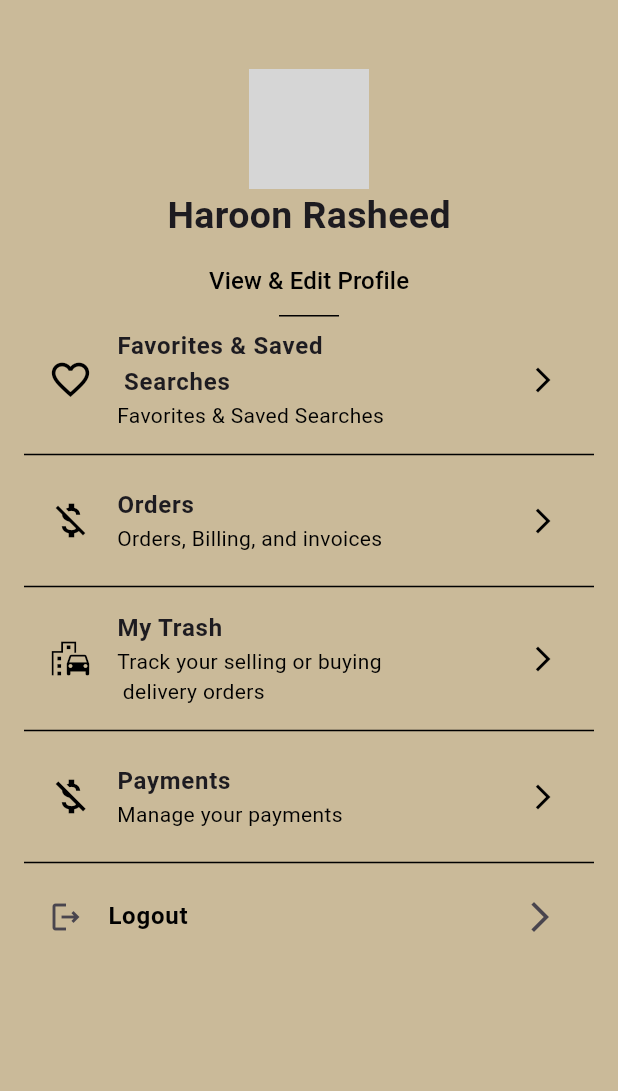
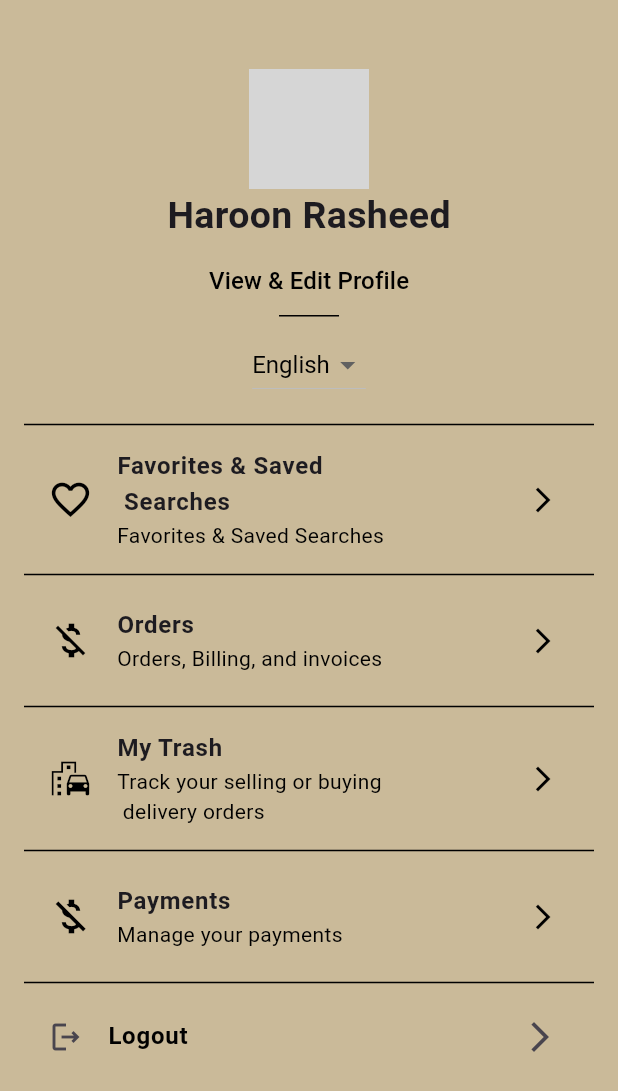
Before and after one commit to kirankiran12/Lusail-Number-Plates, a Flutter app: the MyAccount screen opened directly, on a phone screen of 412 x 824 dp. Shown: the top 1091 px of the screen. Run offline on Flutter 3.47's test engine with Material 3 defaults, Android fonts, the phone set to English and light mode, and no system bars; our stand-ins replace get, image_picker, pin_code_text_field, shared_preferences; accounts and stored records are empty; network calls fail; grey boxes are pictures that could not be loaded.

Commit message:
translate

```diff
--- a/lib/Home/detail_description.dart
+++ b/lib/Home/detail_description.dart
@@ -161,7 +161,7 @@ class _DetailDescriptionState extends State<DetailDescription> {
                     Navigator.push(
                         context,
                         MaterialPageRoute(
-                          builder: (context) => FaqScreen(),
+                          builder: (context) => RealChat(),
                         ));
                   },
                   style: TextButton.styleFrom(
--- a/lib/Home/home.dart
+++ b/lib/Home/home.dart
@@ -1,4 +1,5 @@
 import 'package:flutter/material.dart';
+import 'package:get/get_utils/get_utils.dart';
 import 'package:vehicle_project/Home/Notifications.dart';
 import 'package:vehicle_project/Home/image_withcard.dart';
 import 'package:vehicle_project/Home/popular.dart';
@@ -6,6 +7,7 @@ import 'package:vehicle_project/Home/real_chat.dart';
 import 'package:vehicle_project/profileScreen/account_screen.dart';
 import 'package:vehicle_project/Home/chat_screen.dart';
 import 'package:vehicle_project/Home/listing.dart';
+import 'package:vehicle_project/translate.dart';
 
 class HomePageScreen extends StatefulWidget {
   const HomePageScreen({super.key});
@@ -17,6 +19,7 @@ class HomePageScreen extends StatefulWidget {
 class _HomePageScreenState extends State<HomePageScreen> {
   final int _currentIndex = 0;
   final bool _showMore = false;
+  bool _isCardVisible = false;
 
   // Sample data for search functionality
   final List<String> searchData = [
@@ -77,7 +80,7 @@ class _HomePageScreenState extends State<HomePageScreen> {
                   onChanged: _search,
                   decoration: InputDecoration(
                     prefixIcon: const Icon(Icons.search),
-                    hintText: 'Search',
+                    hintText: 'Search'.tr,
                     border: OutlineInputBorder(
                       borderRadius: BorderRadius.circular(8.0),
                     ),
--- a/lib/main.dart
+++ b/lib/main.dart
@@ -1,8 +1,10 @@
 import 'package:flutter/material.dart';
+import 'package:get/get_navigation/src/root/get_material_app.dart';
 import 'package:vehicle_project/Auth/register.dart';
 import 'package:vehicle_project/Home/home.dart';
 import 'package:vehicle_project/Home/plans.dart';
 import 'package:vehicle_project/Home/real_chat.dart';
+import 'package:vehicle_project/translate.dart';
 
 void main() {
   runApp(const MyApp());
@@ -13,7 +15,10 @@ class MyApp extends StatelessWidget {
 
   @override
   Widget build(BuildContext context) {
-    return MaterialApp(
+    return GetMaterialApp(
+        translations: AppTranslations(),
+        locale: Locale('en', 'US'), // Default locale
+        fallbackLocale: Locale('en', 'US'),
         title: 'Flutter Demo',
         debugShowCheckedModeBanner: false,
         theme: ThemeData(
--- a/lib/profileScreen/account_screen.dart
+++ b/lib/profileScreen/account_screen.dart
@@ -1,5 +1,5 @@
 import 'package:flutter/material.dart';
-
+import 'package:shared_preferences/shared_preferences.dart';
 import 'package:vehicle_project/dashboard.dart/profile.dart';
 import 'package:vehicle_project/profileScreen/favorites.dart';
 import 'package:vehicle_project/Auth/loginscreen.dart';
@@ -7,8 +7,35 @@ import 'package:vehicle_project/profileScreen/orderscreen.dart';
 import 'package:vehicle_project/profileScreen/payments.dart';
 import 'package:vehicle_project/profileScreen/trash.dart';
 
-class MyAccount extends StatelessWidget {
+class MyAccount extends StatefulWidget {
   const MyAccount({super.key});
+
+  @override
+  _MyAccountState createState() => _MyAccountState();
+}
+
+class _MyAccountState extends State<MyAccount> {
+  String _selectedLanguage = 'English'; // Default selected language
+
+  @override
+  void initState() {
+    super.initState();
+    _loadLanguage();
+  }
+
+  // Load the language preference from shared preferences
+  _loadLanguage() async {
+    SharedPreferences prefs = await SharedPreferences.getInstance();
+    setState(() {
+      _selectedLanguage = prefs.getString('language') ?? 'English';
+    });
+  }
+
+  // Save the language preference in shared preferences
+  _saveLanguage(String language) async {
+    SharedPreferences prefs = await SharedPreferences.getInstance();
+    prefs.setString('language', language);
+  }
 
   @override
   Widget build(BuildContext context) {
@@ -73,6 +100,35 @@ class MyAccount extends StatelessWidget {
                       const SizedBox(
                         height: 0,
                       ),
+                      // Dropdown for selecting language (Urdu or Arabic)
+                      Padding(
+                        padding: const EdgeInsets.symmetric(vertical: 8.0),
+                        child: DropdownButton<String>(
+                          value: _selectedLanguage,
+                          icon: const Icon(Icons.arrow_drop_down),
+                          iconSize: 24,
+                          elevation: 16,
+                          style: const TextStyle(
+                            color: Colors.black,
+                            fontSize: 16,
+                          ),
+                          onChanged: (String? newValue) {
+                            setState(() {
+                              _selectedLanguage = newValue!;
+                            });
+                            _saveLanguage(
+                                newValue!); // Save the selected language
+                          },
+                          items: <String>['English', 'Arabic']
+                              .map<DropdownMenuItem<String>>((String value) {
+                            return DropdownMenuItem<String>(
+                              value: value,
+                              child: Text(value),
+                            );
+                          }).toList(),
+                        ),
+                      ),
+                      const Divider(thickness: 1, color: Colors.black),
                       // Replaced onLongPress with onTap
                       InkWell(
                         onTap: () {
@@ -233,7 +289,6 @@ class MyAccount extends StatelessWidget {
         color: Colors.black,
         size: 20,
       ),
-      // Removed onTap here, it's handled by InkWell
     );
   }
 }
--- /dev/null
+++ b/lib/translate.dart
@@ -0,0 +1,187 @@
+import 'package:get/get.dart';
+
+class AppTranslations extends Translations {
+  @override
+  Map<String, Map<String, String>> get keys => {
+        'en_US': {
+          'Search': 'Search',
+          'The world in brief': 'The world in brief',
+          'Top stories': 'Top stories',
+          'Finance & economics': 'Finance & economics',
+          'What happened to the artificial-intelligence revolution?':
+              'What happened to the artificial-intelligence revolution?',
+          'So far the technology has had almost no economic impact':
+              'So far the technology has had almost no economic impact',
+          '7 min read': '7 min read',
+          'Leaders': 'Leaders',
+          "Big tech's capex splurge may be irrationally exuberant":
+              "Big tech's capex splurge may be irrationally exuberant",
+          '4 min read': '4 min read',
+          'Translate to English': 'Translate to English',
+          'Translate to Urdu': 'Translate to Urdu',
+          'Translate to Hindi': 'Translate to Hindi',
+          'date': 'June 29th 2024',
+          'play_audio': 'Play audio',
+          'build_queue': 'Build queue',
+          'download_edition': 'Download edition',
+          'world_this_week': 'The world this week',
+          'category': 'Politics',
+          'read_time': '5 min read',
+          'Podcasts': 'Podcasts',
+          'TRAILER': 'TRAILER',
+          'Boom!': 'Boom!',
+          'Our new series finds out how the generation born in the era of the bomb blew up American politics. Launching July 2024.':
+              'Our new series finds out how the generation born in the era of the bomb blew up American politics. Launching July 2024.',
+          'Latest episodes': 'Latest episodes',
+          'The Intelligence': 'The Intelligence',
+          'Degree programme: stopping heat deaths':
+              'Degree programme: stopping heat deaths',
+          '22:13': '22:13',
+          'Daily and weekly': 'Daily and weekly',
+          'Item': 'Item',
+          'Babbage': 'Babbage',
+          'Learn about the latest innovations and discoveries in science and technology':
+              'Learn about the latest innovations and discoveries in science and technology',
+          'Favourite': 'Favourite',
+          'Asia': 'Asia',
+          'Takashima Ryosuke is \n Japan\'s youngest ever mayor':
+              'Takashima Ryosuke is \n Japan\'s youngest ever mayor',
+          'Jul 3rd 2024': 'Jul 3rd 2024',
+          '5 min read': '5 min read',
+          'JOIN US ON SOCIAL MEDIA': 'JOIN US ON SOCIAL MEDIA',
+          'For even more \n exclusive content!':
+              'For even more \n exclusive content!',
+          "Home": "Home",
+          "Weekly": "Weekly",
+          "Podcasts": "Podcasts",
+          "Favourite": "Favourite",
+          "Translate": "Translate",
+          "General": "General",
+          "Entertainment": "Entertainment",
+          "Health": "Health",
+          "Sports": "Sports",
+          "Business": "Business",
+          "Technology": "Technology"
+        },
+        'ar_AE': {
+          'Search': 'يبحث',
+          'The world in brief': 'دنیا مختصر میں',
+          'Top stories': 'اہم خبریں',
+          'Finance & economics': 'مالیات اور معیشت',
+          'What happened to the artificial-intelligence revolution?':
+              'مصنوعی ذہانت کے انقلاب کو کیا ہوا؟',
+          'So far the technology has had almost no economic impact':
+              'اب تک اس ٹیکنالوجی کا تقریباً کوئی معاشی اثر نہیں ہوا',
+          '7 min read': '7 منٹ پڑھیں',
+          'Leaders': 'رہنما',
+          "Big tech's capex splurge may be irrationally exuberant":
+              "بڑی ٹیک کا سرمایہ خرچ کرنا غیر ضروری ہو سکتا ہے",
+          '4 min read': '4 منٹ پڑھیں',
+          'Translate to English': 'انگریزی میں ترجمہ کریں',
+          'Translate to Urdu': 'اردو میں ترجمہ کریں',
+          'Translate to Hindi': 'ہندی میں ترجمہ کریں',
+          'date': '29 جون 2024',
+          'play_audio': 'آڈیو چلائیں',
+          'build_queue': 'قطار بنائیں',
+          'download_edition': 'ایڈیشن ڈاؤن لوڈ کریں',
+          'world_this_week': 'اس ہفتے کی دنیا',
+          'category': 'سیاست',
+          'read_time': '5 منٹ پڑھیں',
+          'Podcasts': 'پوڈکاسٹس',
+          'TRAILER': 'ٹریلر',
+          'Boom!': 'بوم!',
+          'Our new series finds out how the generation born in the era of the bomb blew up American politics. Launching July 2024.':
+              'ہمارا نیا سلسلہ یہ جاننے کے لیے ہے کہ بم کے دور میں پیدا ہونے والی نسل نے امریکی سیاست کو کیسے اڑا دیا۔ جولائی 2024 سے لانچ ہو رہا ہے۔',
+          'Latest episodes': 'تازہ ترین اقساط',
+          'The Intelligence': 'انٹیلی جنس',
+          'Degree programme: stopping heat deaths':
+              'ڈگری پروگرام: گرمی سے موت کو روکنا',
+          '22:13': '22:13',
+          'Daily and weekly': 'روزانہ اور ہفتہ وار',
+          'Item': 'آئٹم',
+          'Babbage': 'بیباج',
+          'Learn about the latest innovations and discoveries in science and technology':
+              'سائنس اور ٹیکنالوجی میں تازہ ترین جدتوں اور دریافتوں کے بارے میں جانیں',
+          'Favourite': 'پسندیدہ',
+          'Asia': 'ایشیاء',
+          'Takashima Ryosuke is \n Japan\'s youngest ever mayor':
+              'تکاشیما ریوسکی سب سے کم عمر میئر ہے',
+          'Jul 3rd 2024': '3 جولائی 2024',
+          '5 min read': '5 منٹ پڑھائی',
+          'JOIN US ON SOCIAL MEDIA': 'سوشل میڈیا پر ہمارے ساتھ شامل ہوں',
+          'For even more \n exclusive content!':
+              'اس سے بھی زیادہ \n خصوصی مواد کے لیے!',
+          "Home": "ہوم",
+          "Weekly": "ہفتہ وار",
+          "Podcasts": "پوڈکاسٹس",
+          "Favourite": "پسندیدہ",
+          "Translate": "ترجمہ",
+          "General": "عام",
+          "Entertainment": "تفریح",
+          "Health": "صحت",
+          "Sports": "کھیل",
+          "Business": "کاروبار",
+          "Technology": "ٹیکنالوجی"
+        },
+        'ar_SA': {
+          'title': 'مرحبا بالعالم',
+          'The world in brief': 'العالم في لمحة',
+          'Top stories': 'الأخبار الرئيسية',
+          'Finance & economics': 'المالية والاقتصاد',
+          'What happened to the artificial-intelligence revolution?':
+              'ماذا حدث لثورة الذكاء الاصطناعي؟',
+          'So far the technology has had almost no economic impact':
+              'حتى الآن، لم يكن لهذه التقنية أي تأثير اقتصادي تقريبًا',
+          '7 min read': '7 دقائق قراءة',
+          'Leaders': 'القادة',
+          "Big tech's capex splurge may be irrationally exuberant":
+              "قد يكون الإنفاق الرأسمالي للشركات التقنية الكبرى متفائلاً بلا عقلانية",
+          '4 min read': '4 دقائق قراءة',
+          'Translate to English': 'ترجمة إلى الإنجليزية',
+          'Translate to Urdu': 'ترجمة إلى الأردية',
+          'Translate to Hindi': 'ترجمة إلى الهندية',
+          'date': '29 يونيو 2024',
+          'play_audio': 'تشغيل الصوت',
+          'build_queue': 'إنشاء قائمة الانتظار',
+          'download_edition': 'تحميل النسخة',
+          'world_this_week': 'العالم هذا الأسبوع',
+          'category': 'السياسة',
+          'read_time': '5 دقائق قراءة',
+          'Podcasts': 'البودكاست',
+          'TRAILER': 'مقدمة',
+          'Boom!': 'بوم!',
+          'Our new series finds out how the generation born in the era of the bomb blew up American politics. Launching July 2024.':
+              'سلسلتنا الجديدة تكتشف كيف فجرت الجيل الذي ولد في عصر القنبلة السياسة الأمريكية. يتم إطلاقها في يوليو 2024.',
+          'Latest episodes': 'أحدث الحلقات',
+          'The Intelligence': 'الذكاء',
+          'Degree programme: stopping heat deaths':
+              'برنامج الدرجة: وقف وفيات الحرارة',
+          '22:13': '22:13',
+          'Daily and weekly': 'يوميًا وأسبوعيًا',
+          'Item': 'البند',
+          'Babbage': 'باباج',
+          'Learn about the latest innovations and discoveries in science and technology':
+              'تعرف على أحدث الابتكارات والاكتشافات في العلوم والتكنولوجيا',
+          'Favourite': 'المفضل',
+          'Asia': 'آسيا',
+          'Takashima Ryosuke is \n Japan\'s youngest ever mayor':
+              'تاكاشيما ريوسوكي هو \n أصغر عمدة في اليابان على الإطلاق',
+          'Jul 3rd 2024': '3 يوليو 2024',
+          '5 min read': '5 دقائق قراءة',
+          'JOIN US ON SOCIAL MEDIA': 'انضم إلينا على وسائل التواصل الاجتماعي',
+          'For even more \n exclusive content!':
+              'للحصول على المزيد \n من المحتوى الحصري!',
+          'Home': 'الرئيسية',
+          'Weekly': 'أسبوعي',
+          'Podcasts': 'البودكاست',
+          'Favourite': 'المفضل',
+          'Translate': 'ترجمة',
+          'General': 'عام',
+          'Entertainment': 'ترفيه',
+          'Health': 'الصحة',
+          'Sports': 'الرياضة',
+          'Business': 'الأعمال',
+          'Technology': 'التكنولوجيا'
+        },
+      };
+}
--- a/pubspec.yaml
+++ b/pubspec.yaml
@@ -40,6 +40,10 @@ dependencies:
   flutter_localization: ^0.2.2
   provider: ^6.0.5
   shared_preferences: ^2.2.0
+  flutter_translate: ^4.1.0
+  universal_io: ^2.2.2
+  intl: ^0.19.0
+  get: ^4.6.6
 
 dev_dependencies:
   flutter_test:
```
Also changed, not shown: 1 other file.
